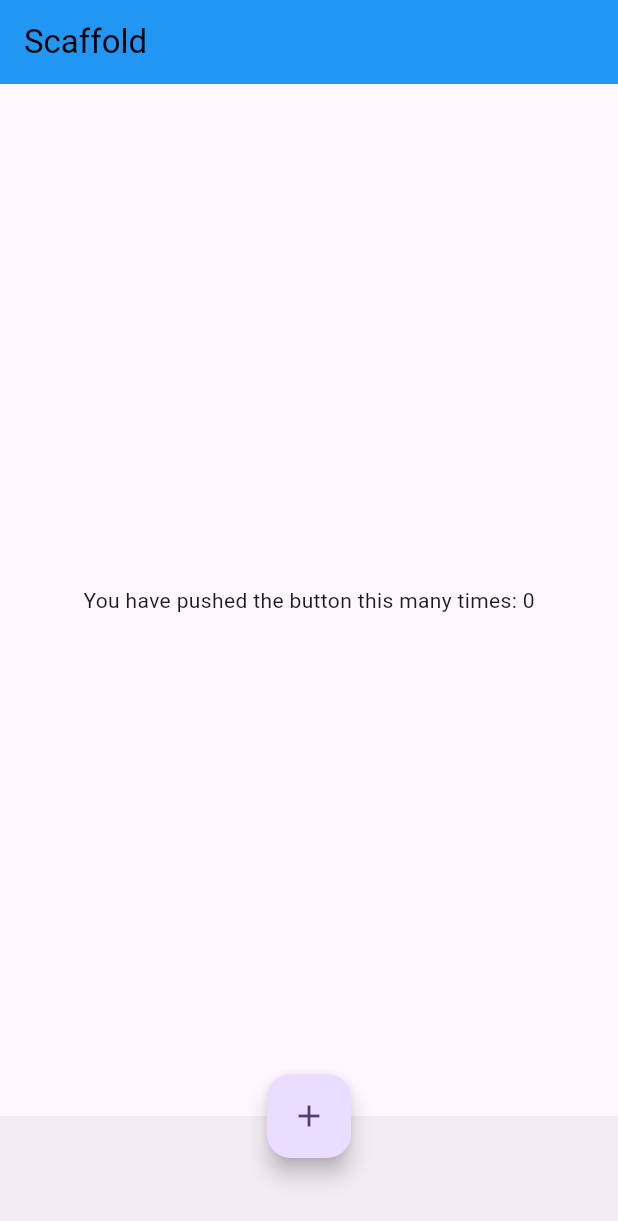
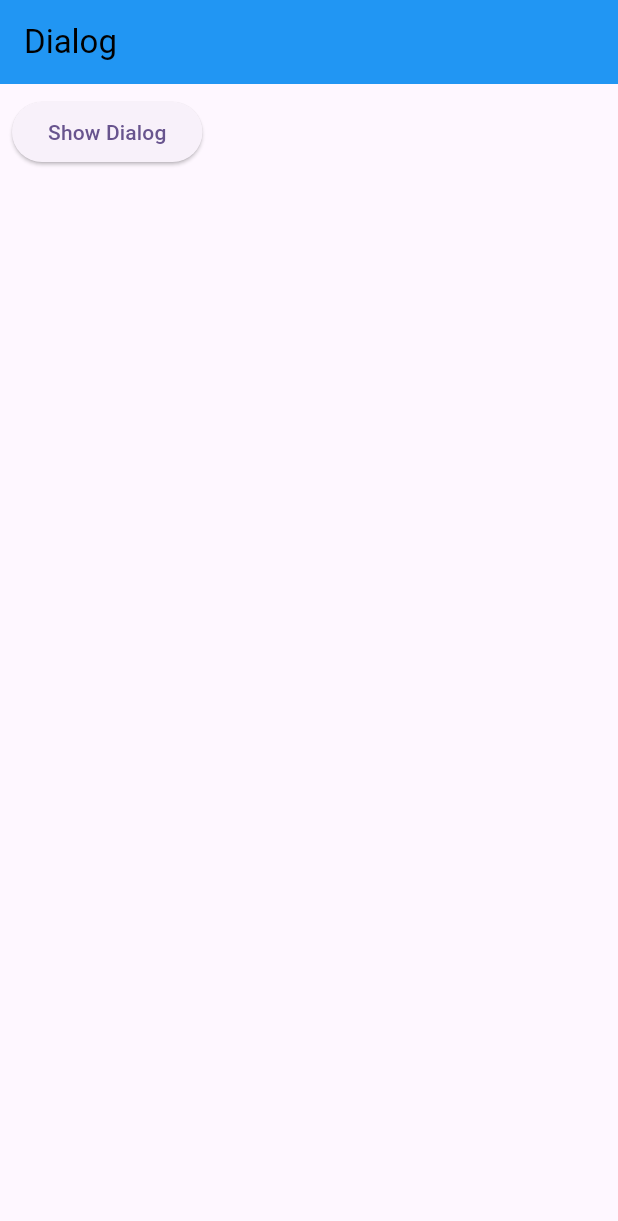
Before and after one commit to EzraPatrikha123/Flutter_RepoBaru, a Flutter app: the screen it shows after launch, on a phone screen of 412 x 824 dp. Shown: the top 1221 px of the screen. Run offline on Flutter 3.47's test engine with Material 3 defaults, Android fonts, the phone set to English and light mode, and no system bars.

Commit message:
Add File

```diff
--- /dev/null
+++ b/lib/Dialog.dart
@@ -0,0 +1,53 @@
+import 'package:flutter/material.dart';
+
+class DialogWidget extends StatelessWidget {
+  const DialogWidget ({super.key});
+
+  @override
+  Widget build(BuildContext context) {
+    return Scaffold(
+      appBar: AppBar(
+        title: const Text('Dialog'),
+        backgroundColor: Colors.blue,
+        foregroundColor: Colors.black,
+      ),
+      body: MyLayout()
+    );
+  }
+}
+
+class MyLayout extends StatelessWidget {
+  const MyLayout({super.key});
+
+  @override
+  Widget build(BuildContext context) {
+    return Padding(padding: EdgeInsets.all(8.0),
+    child: ElevatedButton(onPressed: () {
+      showAlertDialog(context);
+    }, child: Text('Show Dialog'),
+    ),
+    );
+  }
+}
+
+showAlertDialog(BuildContext context){
+  Widget okButton = TextButton(
+    child: Text("OK"),
+    onPressed: (){
+      Navigator.of(context).pop();
+    },
+  );
+
+  AlertDialog alert = AlertDialog(
+    title: Text("Alert"),
+    content: Text("This is an alert dialog"),
+    actions: [
+      okButton
+    ],
+  );
+
+  showDialog(context: context, builder: (BuildContext context){
+    return alert;
+  }
+  );
+}
--- a/lib/main.dart
+++ b/lib/main.dart
@@ -1,5 +1,6 @@
 import 'package:flutter/material.dart';
 import 'package:flutter_project/Button.dart';
+import 'package:flutter_project/Dialog.dart';
 import 'package:flutter_project/Scaffold.dart';
 import 'package:flutter_project/Text.dart';
 
@@ -19,7 +20,7 @@ class MyApp extends StatelessWidget {
         colorScheme: ColorScheme.fromSeed(seedColor: Colors.deepPurple),
         useMaterial3: true,
       ),
-      home: ScaffoldWidget(),
+      home: DialogWidget(),
     );
   }
 }
--- a/pubspec.yaml
+++ b/pubspec.yaml
@@ -59,8 +59,8 @@ flutter:
   uses-material-design: true
 
   # To add assets to your application, add an assets section, like this:
-  image:
-    - image/
+  assets:
+    - assets/
   #   - images/a_dot_burr.jpeg
   #   - images/a_dot_ham.jpeg
 
```
Also changed, not shown: assets/Button_Widget.png (added), assets/Scaffold_Widget.png (added), assets/Text_Widget.png (added), image/Dialog_Widget.png (added).
